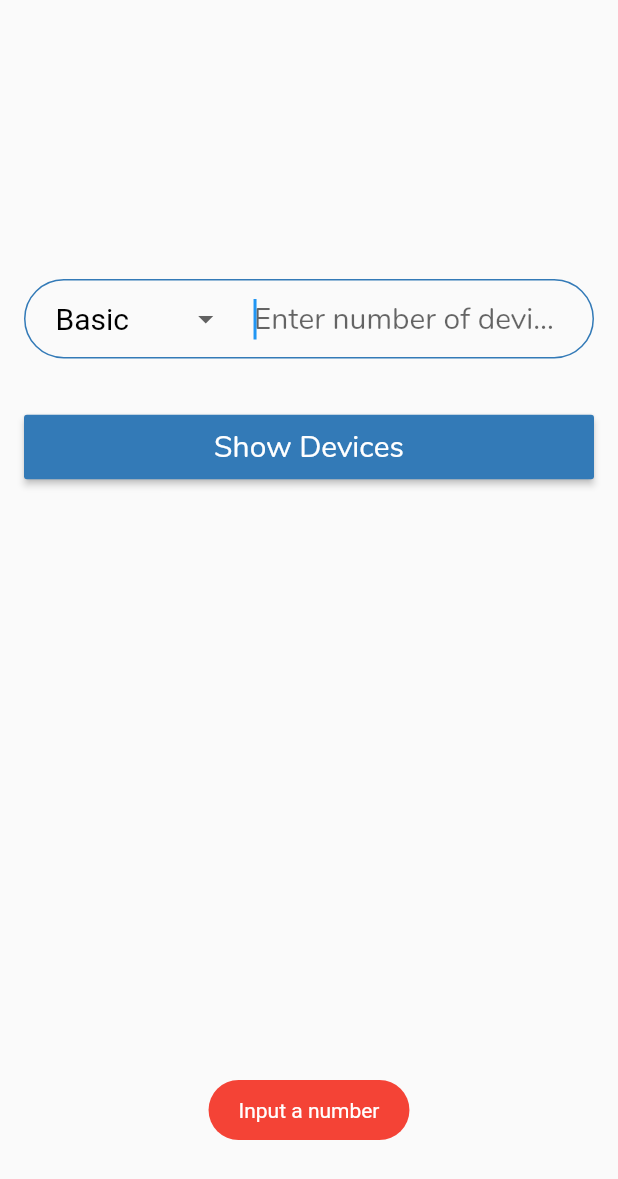
After one commit to aditya08jaiswal/yolo_analyst, a Flutter app: the ProductAvailabilityPage screen opened by its route, after a tap on "Show Devices", on a phone screen of 412 x 824 dp. The commit adds this screen. Shown: the top 1179 px of the screen. Run offline on Flutter 3.47's test engine with Material 2 defaults, Android fonts, the phone set to English and light mode, and no system bars; our stand-ins replace fluttertoast, shared_preferences; missing offline and left inert: flutter_country_picker; accounts and stored records are empty; network calls fail.

Commit message:
Add product availability page

```diff
--- a/lib/constants.dart
+++ b/lib/constants.dart
@@ -24,4 +24,14 @@ class Constants {
   static int WELLNESS_ASSEMBLED = 0;
   static int ADVANCED_DISPATCH = 0;
   static int ADVANCED_ASSEMBLED = 0;
+
+
+  static String BASIC = 'Basic';
+  static String WELLNESS = 'Wellness';
+  static String ADVANCED = 'Advanced';
+  static String MACHINETYPE = '1';
+  static int INPUT_COUNT;
+  static String PRODUCTSSTR = '';
+  static List<dynamic> PRODUCT_LIST = [];
+  static List<dynamic> SHORT_DEVICES_LIST = [];
 }
--- a/lib/main.dart
+++ b/lib/main.dart
@@ -5,6 +5,8 @@ import 'complete_kiosk_list_page.dart';
 import 'analyst_page.dart';
 import 'inventory_page.dart';
 import 'tab_page.dart';
+import 'product_availability_page.dart';
+import 'short_devices_page.dart';
 
 void main() => runApp(MyApp());
 
@@ -23,6 +25,8 @@ class MyAppState extends State<MyApp> {
     KioskDataTable.tag: (context) => KioskDataTable(),
     InventoryPage.tag: (context) => InventoryPage(),
     TabPage.tag: (context) => TabPage(),
+    ProductAvailabilityPage.tag: (context) => ProductAvailabilityPage(),
+    ShortDevicesDataTable.tag: (context) => ShortDevicesDataTable(),
   };
   SharedPreferences sharedPreferences;
 
--- /dev/null
+++ b/lib/product_availability_page.dart
@@ -0,0 +1,358 @@
+import 'dart:convert';
+import 'dart:async';
+import 'package:flutter/widgets.dart';
+import 'package:flutter/material.dart';
+import 'package:http/http.dart' as http;
+import 'constants.dart';
+import 'package:shared_preferences/shared_preferences.dart';
+import 'login_page.dart';
+import 'package:fluttertoast/fluttertoast.dart';
+import 'short_devices_page.dart';
+import 'input_dropdown_widget.dart';
+
+class Post {
+  final String phone;
+  final String password;
+
+  Post({this.phone, this.password});
+
+  factory Post.fromJson(Map<String, dynamic> json) {
+    return Post(
+      phone: json['phone'],
+      password: json['password'],
+    );
+  }
+
+  Map toMap() {
+    var map = new Map<String, dynamic>();
+    map["phone"] = phone;
+    map["password"] = password;
+
+    return map;
+  }
+}
+
+Future<Map<String, dynamic>> createPost(String url, Map body,
+    BuildContext context) async {
+  print(body);
+  var body1 = jsonEncode(body);
+  print(body);
+
+  Map<String, String> userHeader = {'content-type': 'application/json'};
+  return await http
+      .post(url, body: body1, headers: userHeader)
+      .then((http.Response response) {
+    final int statusCode = response.statusCode;
+
+    if (statusCode < 200 || statusCode >= 400 || json == null) {
+      SharedPreferences sharedPreferences;
+      SharedPreferences.getInstance().then((SharedPreferences sp) {
+        sharedPreferences = sp;
+        sharedPreferences.setInt("callMapping", 0);
+        sharedPreferences?.setBool('Logged_In', false);
+      });
+      Navigator.of(context).pushNamedAndRemoveUntil(
+          LoginPage.tag, (Route<dynamic> route) => false);
+      throw new Exception("Error while fetching data");
+    }
+    Map<String, dynamic> responseBody = jsonDecode(response.body);
+    return responseBody;
+  });
+}
+
+class ProductAvailabilityPage extends StatefulWidget {
+  static String tag = 'product-availability-page';
+
+  ProductAvailabilityPage({Key key}) : super(key: key);
+
+  @override
+  createState() => ProductAvailabilityPageState();
+}
+
+class ProductAvailability {
+  Future<dynamic> callPostApi(BuildContext context) async {
+    String url = Constants.SERVER_ADDRESS +
+        '/erp/get/products/?appsessiontoken=' +
+        Constants.TOKEN;
+
+    print("PRODUCT AVAILABILITY PAGE CALL POST API CREATE POST URL : " + url);
+
+    return url;
+  }
+
+  Future<Map<String, dynamic>> fetchPost(String url,
+      BuildContext context) async {
+    print(
+        "PRODUCT AVAILABILITY PAGE CALL POST API CREATE POST URL CONSTANT TOKEN : " +
+            Constants.TOKEN);
+    http.Response response =
+    await http.get(url, headers: {'content-type': 'application/json'});
+    print("PRODUCT AVAILABILITY PAGE FETCH POST STATUS CODE : " +
+        response.statusCode.toString());
+    if (response.statusCode == 200) {
+      // If server returns an OK response, parse the JSON.
+      return jsonDecode(response.body);
+    } else {
+      print("PRODUCT AVAILABILITY PAGE FETCH POST STATUS CODE : " +
+          response.statusCode.toString());
+
+      SharedPreferences sharedPreferences;
+      SharedPreferences.getInstance().then((SharedPreferences sp) {
+        sharedPreferences = sp;
+        sharedPreferences?.setBool('Logged_In', false);
+      });
+      Navigator.of(context).pushNamedAndRemoveUntil(
+          LoginPage.tag, (Route<dynamic> route) => false);
+      // If that response was not OK, throw an error.
+      throw Exception('Failed to load post');
+    }
+  }
+}
+
+class ProductAvailabilityPageState extends State<ProductAvailabilityPage>
+    with WidgetsBindingObserver {
+  ProductAvailabilityPageState() {
+    print('HELLO PRODUCT AVAILABILITY PAGE');
+  }
+
+  String dropdownValue = Constants.BASIC;
+
+  final inputCountController = TextEditingController();
+
+  @override
+  void initState() {
+    super.initState();
+
+    SharedPreferences sharedPreferences;
+    ProductAvailability productAvailability = new ProductAvailability();
+    String url = '';
+
+    SharedPreferences.getInstance().then((SharedPreferences sp) {
+      sharedPreferences = sp;
+      url = Constants.SERVER_ADDRESS +
+          '/erp/get/products/?appsessiontoken=' +
+          sharedPreferences.getString("appsessiontoken");
+      print("INITSTATE : " + url);
+
+      productAvailability.fetchPost(url, context).then((responseFetch) {
+        print("INITSTATE RESPONSE FETCH : " + responseFetch.toString());
+
+        List<dynamic> productList = responseFetch['body']['products'];
+
+        Constants.SHORT_DEVICES_LIST = productList;
+
+        Constants.PRODUCT_LIST = productList;
+        print('PRODUCT LIST ' + Constants.PRODUCT_LIST.toString());
+      });
+    });
+
+    WidgetsBinding.instance.addObserver(this);
+  }
+
+  @override
+  void dispose() {
+    print('DISPOSE PRODUCT AVAILABILITY PAGE');
+    WidgetsBinding.instance.removeObserver(this);
+
+    inputCountController.dispose();
+    super.dispose();
+  }
+
+  @override
+  void didChangeAppLifecycleState(AppLifecycleState state) {
+    switch (state) {
+      case AppLifecycleState.inactive:
+        print('INACTIVE PRODUCT AVAILABILITY PAGE');
+
+        SharedPreferences.getInstance().then((SharedPreferences sp) {
+          sp.setInt("callMapping", 1);
+        });
+
+        break;
+
+      case AppLifecycleState.resumed:
+        print('RESUMED PRODUCT AVAILABILITY PAGE');
+        break;
+
+      case AppLifecycleState.paused:
+        print('PAUSED PRODUCT AVAILABILITY PAGE');
+        break;
+
+      case AppLifecycleState.suspending:
+        print('SUSPENDING PRODUCT AVAILABILITY PAGE  ');
+        break;
+    }
+  }
+
+  @override
+  Widget build(BuildContext context) {
+    final showDevicesButton = new RaisedButton(
+      padding: const EdgeInsets.all(8.0),
+      textColor: Colors.black,
+      color: Color(0xFF337ab7),
+      onPressed: () {
+        if (inputCountController.text == '') {
+          Fluttertoast.showToast(
+            msg: "Input a number",
+            toastLength: Toast.LENGTH_SHORT,
+            timeInSecForIos: 1,
+            backgroundColor: Colors.red,
+          );
+          throw new Exception("INPUT NUMBER ISSUE");
+        } else {
+          String url;
+          ProductAvailability productAvailability = new ProductAvailability();
+
+          SharedPreferences sharedPreferences;
+          SharedPreferences.getInstance().then((SharedPreferences sp) {
+            sharedPreferences = sp;
+
+            url = Constants.SERVER_ADDRESS +
+                '/erp/get/products/?appsessiontoken=' +
+                sharedPreferences.getString("appsessiontoken");
+
+            print(url);
+
+            productAvailability.fetchPost(url, context).then((responseFetch) {
+              print(responseFetch);
+
+              List<dynamic> productList = responseFetch['body']['products'];
+              print('PRODUCT LIST ' + productList.toString());
+
+              String numberText = inputCountController.text;
+
+              Constants.INPUT_COUNT = int.parse(numberText);
+
+              List<dynamic> shortDeviceList = [];
+
+              print('INPUT NUMBER IN TEXT FIELD : ' +
+                  Constants.INPUT_COUNT.toString());
+
+              for (var eachDevice in productList) {
+                if (eachDevice['inventory_in_count'] <= Constants.INPUT_COUNT &&
+                    eachDevice['machine_types']
+                        .toString()
+                        .contains(Constants.MACHINETYPE)) {
+                  shortDeviceList.add(eachDevice);
+                }
+              }
+
+              Constants.SHORT_DEVICES_LIST = shortDeviceList;
+
+              Navigator.push(
+                context,
+                MaterialPageRoute(
+                  builder: (context) => ShortDevicesDataTable(),
+                ),
+              );
+            });
+          });
+        }
+      },
+      child: Text("Show Devices",
+          style: TextStyle(
+              fontStyle: FontStyle.normal,
+              fontSize: 20.0,
+              color: Colors.white)),
+    );
+
+    final space = const SizedBox(height: 35.0);
+    final top = const SizedBox(height: 170.0);
+
+    final input = TextField(
+      controller: inputCountController,
+      keyboardType: TextInputType.number,
+      autofocus: true,
+      decoration: InputDecoration(
+        border: InputBorder.none,
+        hintText: 'Enter number of device',
+      ),
+      style: TextStyle(
+          fontStyle: FontStyle.normal, fontSize: 20.0, color: Colors.black),
+    );
+
+    final inputTextField = Container(
+      padding: EdgeInsets.symmetric(vertical: 0.0, horizontal: 20.0),
+      decoration: new BoxDecoration(
+          borderRadius: BorderRadius.circular(32.0),
+          border: new Border.all(color: Color(0xFF337ab7))),
+      child: Row(
+        children: <Widget>[
+          Expanded(child: input),
+        ],
+      ),
+    );
+
+    final selectMachineType = new Center(
+      child: DropdownButton<String>(
+        value: dropdownValue,
+        style: TextStyle(
+            fontStyle: FontStyle.normal, fontSize: 20.0, color: Colors.black),
+        onChanged: (String newValue) {
+          setState(() {
+            dropdownValue = newValue;
+
+            print("DROP DOWN SELECTED : " + dropdownValue);
+
+            if (dropdownValue == Constants.BASIC) {
+              Constants.MACHINETYPE = '1';
+              print('BASIC MACHINE TYPE SELECTED : ' + Constants.MACHINETYPE);
+            } else if (dropdownValue == Constants.WELLNESS) {
+              Constants.MACHINETYPE = '2';
+              print(
+                  'WELLNESS MACHINE TYPE SELECTED : ' + Constants.MACHINETYPE);
+            } else if (dropdownValue == Constants.ADVANCED) {
+              Constants.MACHINETYPE = '3';
+              print(
+                  'ADVANCED MACHINE TYPE SELECTED : ' + Constants.MACHINETYPE);
+            }
+          });
+        },
+        items: <String>[Constants.BASIC, Constants.WELLNESS, Constants.ADVANCED]
+            .map<DropdownMenuItem<String>>((String value) {
+          return DropdownMenuItem<String>(
+            value: value,
+            child: Text(value),
+          );
+        }).toList(),
+      ),
+    );
+
+    return Scaffold(
+//      appBar: analystAppBar,
+      body: DropdownButtonHideUnderline(
+        child: SafeArea(
+          top: true,
+          bottom: true,
+          right: true,
+          left: true,
+          child: Center(
+            child: ListView(
+              padding: const EdgeInsets.all(16.0),
+              children: <Widget>[
+                top,
+              Container(
+                padding: EdgeInsets.symmetric(vertical: 0.0, horizontal: 20.0),
+                decoration: new BoxDecoration(
+                    borderRadius: BorderRadius.circular(32.0),
+                    border: new Border.all(color: Color(0xFF337ab7))),
+                child: Row(
+                  children: <Widget>[
+                    selectMachineType,
+                    Expanded(child: Padding(
+                      padding: const EdgeInsets.only(left: 20.0),
+                      child: input,
+                    )),
+                  ],
+                ),
+              ),
+              space,
+              showDevicesButton,
+              ],
+            ),
+          ),
+        ),
+      ),
+    );
+  }
+}
```
Also changed, not shown: lib/short_devices_page.dart (added, +147 -0 lines), lib/tab_page.dart (+9 -2 lines).
